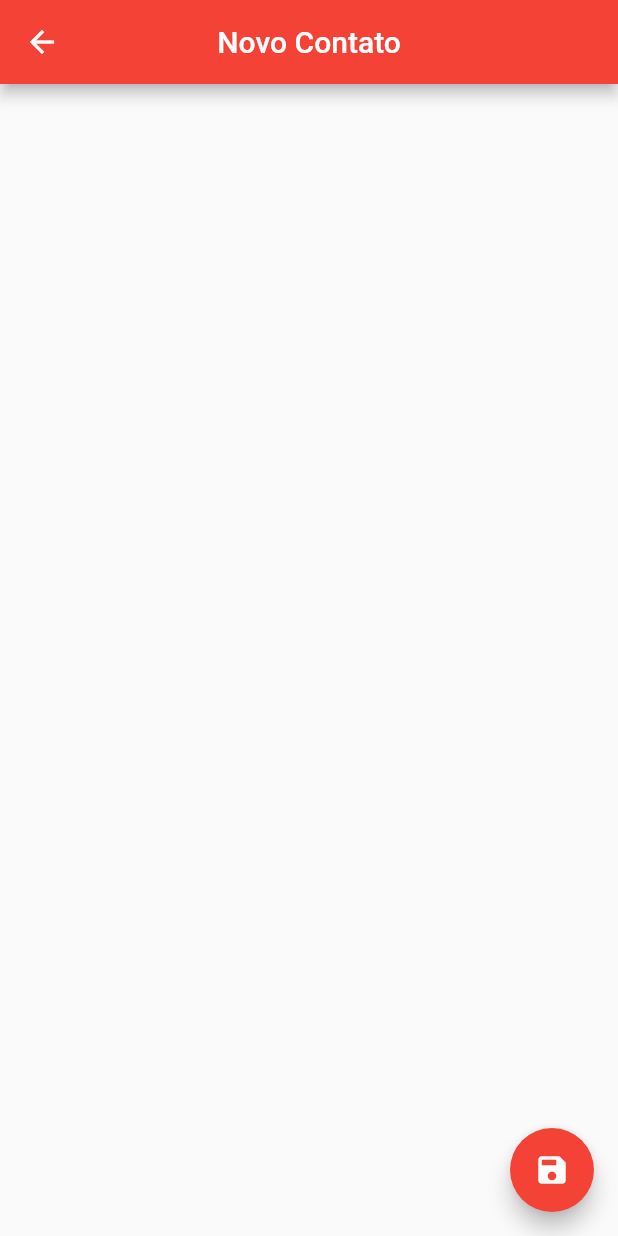
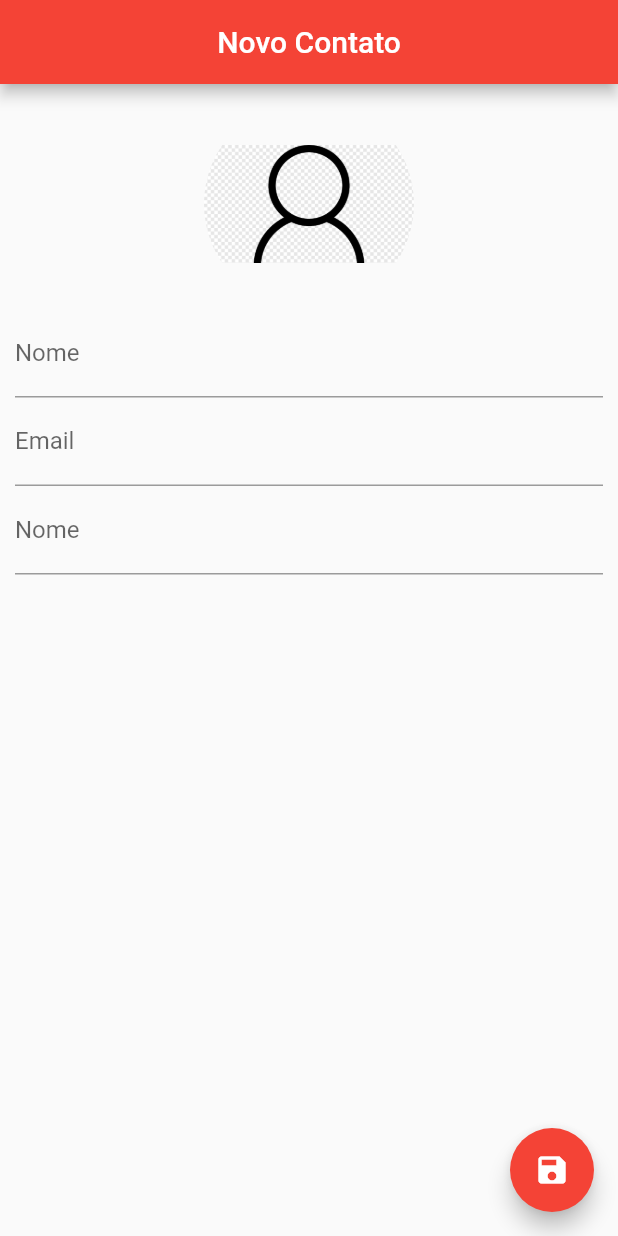
Before and after one commit to allanlucio/contacts_flutter, a Flutter app: the ContactPage screen opened directly, on a phone screen of 412 x 824 dp. Run offline on Flutter 3.47's test engine with Material 2 defaults, Android fonts, the phone set to English and light mode, and no system bars; our stand-ins replace sqflite; accounts and stored records are empty.

Commit message:
Contact page form and begin interactions done

```diff
--- a/lib/main.dart
+++ b/lib/main.dart
@@ -1,9 +1,10 @@
+import 'package:contacts/ui/contact_page.dart';
 import 'package:contacts/ui/home_page.dart';
 import 'package:flutter/material.dart';
 
 void main(){
   runApp(MaterialApp(
-    home: HomePage(),
+    home: ContactPage(),
     debugShowCheckedModeBanner: false,
   ));
 }
--- a/lib/ui/contact_page.dart
+++ b/lib/ui/contact_page.dart
@@ -1,3 +1,5 @@
+import 'dart:io';
+
 import 'package:contacts/helpers/contact_helper.dart';
 import 'package:flutter/material.dart';
 
@@ -10,15 +12,23 @@ class ContactPage extends StatefulWidget {
 }
 
 class _ContactPageState extends State<ContactPage> {
-  Contact _editedContac;
+  Contact _editedContact;
+  bool _userEdited = false;
+
+  final _nameController = TextEditingController();
+  final _emailController = TextEditingController();
+  final _phoneController = TextEditingController();
   @override
   void initState() {
     // TODO: implement initState
     super.initState();
     if (widget.contact == null) {
-      _editedContac = Contact();
+      _editedContact = Contact();
     } else {
-      _editedContac = Contact.fromMap(widget.contact.toMap()); //clonar
+      _editedContact = Contact.fromMap(widget.contact.toMap()); //clonar
+      _nameController.text = _editedContact.name;
+      _emailController.text = _editedContact.email;
+      _phoneController.text = _editedContact.phone;
     }
   }
 
@@ -27,7 +37,7 @@ class _ContactPageState extends State<ContactPage> {
     return Scaffold(
       appBar: AppBar(
         backgroundColor: Colors.red,
-        title: Text(_editedContac.name ?? "Novo Contato"),
+        title: Text(_editedContact.name ?? "Novo Contato"),
         centerTitle: true,
       ),
       floatingActionButton: FloatingActionButton(
@@ -35,6 +45,55 @@ class _ContactPageState extends State<ContactPage> {
         child: Icon(Icons.save),
         backgroundColor: Colors.red,
       ),
+      body: SingleChildScrollView(
+        padding: EdgeInsets.all(10.0),
+        child: Column(
+          children: <Widget>[
+            GestureDetector(
+                child: Container(
+              width: 140.0,
+              height: 140.0,
+              decoration: BoxDecoration(
+                  shape: BoxShape.circle,
+                  image: DecorationImage(
+                      image: _editedContact.img != null
+                          ? FileImage(File(_editedContact.img))
+                          : AssetImage("images/person.png"))),
+            )),
+            TextField(
+              decoration: InputDecoration(labelText: "Nome"),
+              controller: _nameController,
+              onChanged: (text) {
+                _userEdited = true;
+                setState(() {
+                  _editedContact.name = text;
+                });
+              },
+            ),
+            TextField(
+              controller: _emailController,
+              decoration: InputDecoration(labelText: "Email"),
+              onChanged: (text) {
+                _userEdited = true;
+                _editedContact.email = text;
+              },
+              keyboardType: TextInputType.emailAddress,
+            ),
+            TextField(
+              controller: _phoneController,
+              decoration: InputDecoration(labelText: "Nome"),
+              onChanged: (text) {
+                _userEdited = true;
+                setState(() {
+                  _userEdited = true;
+                  _editedContact.phone = text;
+                });
+              },
+              keyboardType: TextInputType.phone,
+            )
+          ],
+        ),
+      ),
     );
   }
 }
```
